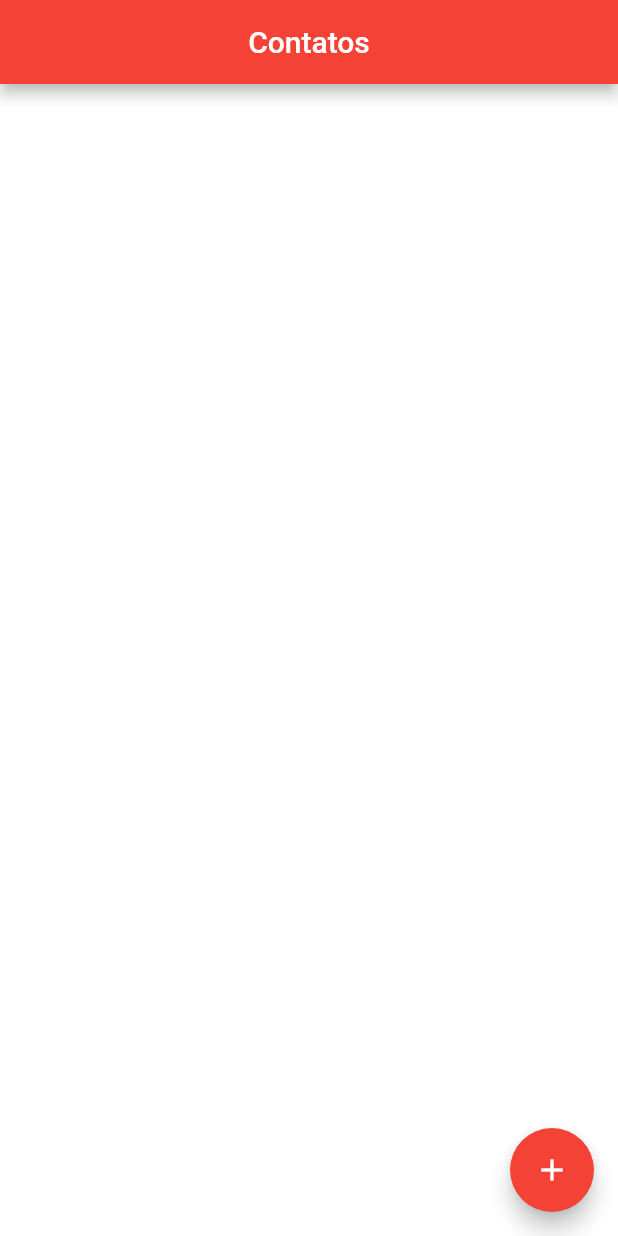
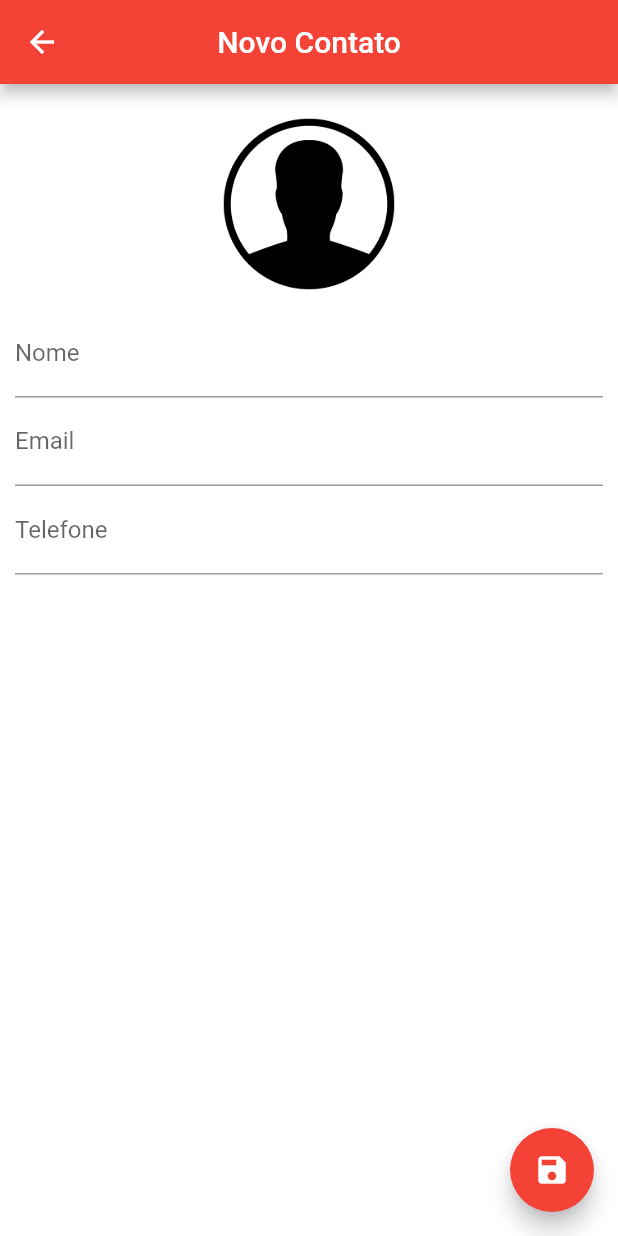
Before and after one commit to dayanedias/agenda_contatos_flutter, a Flutter app: the screen it shows after launch, after a tap on the "add" icon, on a phone screen of 412 x 824 dp. Run offline on Flutter 3.47's test engine with Material 2 defaults, Android fonts, the phone set to English and light mode, and no system bars; our stand-ins replace sqflite; accounts and stored records are empty.

Commit message:
Editing contact working

```diff
--- a/lib/main.dart
+++ b/lib/main.dart
@@ -1,8 +1,10 @@
+import 'package:agenda_contatos/ui/contact_page.dart';
 import 'package:flutter/material.dart';
 import 'package:agenda_contatos/ui/home_page.dart';
 
 void main () {
   runApp(MaterialApp(
     home: HomePage(),
+    debugShowCheckedModeBanner: false,
   ));
 }
--- a/lib/ui/contact_page.dart
+++ b/lib/ui/contact_page.dart
@@ -1 +1,111 @@
+import 'dart:io';
+
+import 'package:agenda_contatos/helpers/contact_helper.dart';
 import 'package:flutter/material.dart';
+
+class ContactPage extends StatefulWidget {
+
+  final Contact contact;
+  ContactPage({this.contact});
+
+  @override
+  _ContactPageState createState() => _ContactPageState();
+}
+
+class _ContactPageState extends State<ContactPage> {
+
+  final _nameController = TextEditingController();
+  final _emailController = TextEditingController();
+  final _phoneController = TextEditingController();
+
+  final _nameFocus = FocusNode();
+
+  Contact _editedContact;
+  bool _userEdited = false;
+
+  @override
+  void initState() {
+    if(widget.contact == null){
+      _editedContact = Contact();
+    } else {
+      _editedContact = Contact.fromMap(widget.contact.toMap());
+
+      _nameController.text = _editedContact.name;
+      _emailController.text = _editedContact.email;
+      _phoneController.text = _editedContact.phone;
+    }
+  }
+
+  @override
+  Widget build(BuildContext context) {
+    return Scaffold(
+      appBar: AppBar(
+        title: Text( _editedContact.name ?? "Novo Contato", style: TextStyle(color: Colors.white),),
+        backgroundColor: Colors.red,
+        centerTitle: true,
+      ),
+      backgroundColor: Colors.white,
+      floatingActionButton: FloatingActionButton(
+        onPressed: () {
+          if(_editedContact.name != null && _editedContact.name.isNotEmpty){
+            Navigator.pop(context, _editedContact);
+          } else {
+            FocusScope.of(context).requestFocus(_nameFocus);
+          }
+        },
+        child: Icon(Icons.save,),
+        backgroundColor: Colors.red,
+      ),
+      body: SingleChildScrollView(
+        padding: EdgeInsets.all(10.0),
+        child: Column(
+          children: <Widget>[
+            GestureDetector(
+              child: Container(
+                width: 140.0,
+                height: 140.0,
+                decoration: BoxDecoration(
+                  shape: BoxShape.circle,
+                  image: DecorationImage(
+                    image: _editedContact.img != null ?
+                    FileImage(File(_editedContact.img)) :
+                    AssetImage("images/person.png"),
+                  ),
+                ),
+              ),
+            ),
+            TextField(
+              controller: _nameController,
+              focusNode: _nameFocus,
+              decoration: InputDecoration(labelText: "Nome"),
+              onChanged: (text) {
+                _userEdited = true;
+                setState(() {
+                  _editedContact.name = text;
+                });
+              },
+            ),
+            TextField(
+              controller: _emailController,
+              decoration: InputDecoration(labelText: "Email"),
+              onChanged: (text) {
+                _userEdited = true;
+                _editedContact.email = text;
+              },
+              keyboardType: TextInputType.emailAddress,
+            ),
+            TextField(
+              controller: _phoneController,
+              decoration: InputDecoration(labelText: "Telefone"),
+              onChanged: (text) {
+                _userEdited = true;
+                _editedContact.phone = text;
+              },
+              keyboardType: TextInputType.phone,
+            ),
+          ],
+        ),
+      ),
+    );
+  }
+}
--- a/lib/ui/home_page.dart
+++ b/lib/ui/home_page.dart
@@ -1,6 +1,7 @@
 import 'dart:io';
 
 import 'package:agenda_contatos/helpers/contact_helper.dart';
+import 'package:agenda_contatos/ui/contact_page.dart';
 import 'package:flutter/material.dart';
 
 class _HomePageState extends State<HomePage> {
@@ -8,16 +9,11 @@ class _HomePageState extends State<HomePage> {
   ContactHelper helper = ContactHelper();
   List<Contact> contacts = List();
 
-
   @override
   void initState() {
     super.initState();
 
-    helper.getAllContacts().then((list){
-      setState(() {
-        contacts = list;
-      });
-    });
+    _getAllContacts();
   }
 
   @override
@@ -34,7 +30,9 @@ class _HomePageState extends State<HomePage> {
       ),
       backgroundColor: Colors.white,
       floatingActionButton: FloatingActionButton(
-        onPressed: () {},
+        onPressed: () {
+          _showContactPage();
+        },
         child: Icon(Icons.add),
         backgroundColor: Colors.red,
       ),
@@ -88,7 +86,32 @@ class _HomePageState extends State<HomePage> {
           ),
         ),
       ),
+      onTap: () {
+        _showContactPage(contact: contacts[index]);
+    },
     );
+  }
+
+  void _showContactPage({Contact contact}) async {
+    final recContact = await Navigator.push(context,
+    MaterialPageRoute(builder: (context) => ContactPage(contact: contact,)),
+    );
+    if(recContact != null){
+      if(contact != null){
+        await helper.updateContact(recContact);
+      } else {
+        await helper.saveContact(recContact);
+      }
+      _getAllContacts();
+    }
+  }
+
+  void _getAllContacts () {
+    helper.getAllContacts().then((list){
+      setState(() {
+        contacts = list;
+      });
+    });
   }
 }
 
```
